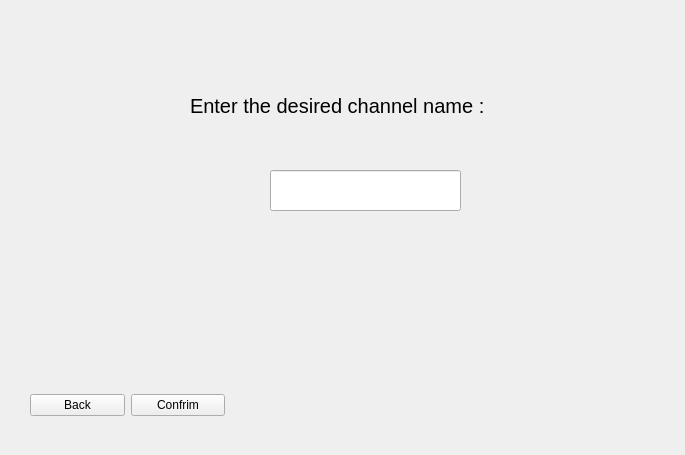
First picture: the form in untitled/sendmessagechannel.ui, repository MohamadKhavaran/M2-Massenger, before the edit.
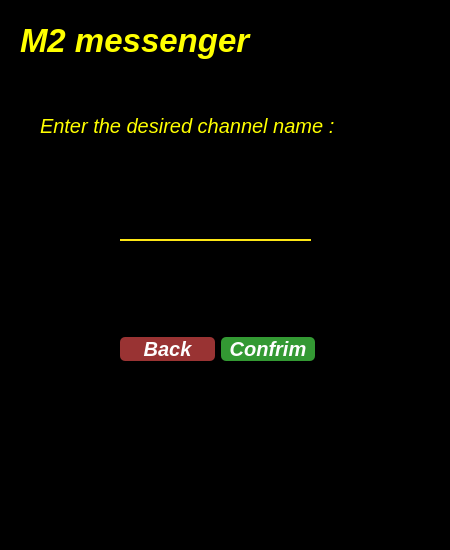
Second picture: the form after the edit.

```diff
--- a/untitled/sendmessagechannel.ui
+++ b/untitled/sendmessagechannel.ui
@@ -6,25 +6,58 @@
    <rect>
     <x>0</x>
     <y>0</y>
-    <width>685</width>
-    <height>455</height>
+    <width>450</width>
+    <height>550</height>
    </rect>
   </property>
   <property name="windowTitle">
    <string>Form</string>
   </property>
+  <property name="styleSheet">
+   <string notr="true">background-color:	rgb(0, 0, 0);
+color:white;</string>
+  </property>
   <widget class="QWidget" name="layoutWidget">
    <property name="geometry">
     <rect>
-     <x>30</x>
-     <y>390</y>
+     <x>120</x>
+     <y>330</y>
      <width>195</width>
-     <height>31</height>
+     <height>38</height>
     </rect>
    </property>
    <layout class="QHBoxLayout" name="horizontalLayout">
     <item>
      <widget class="QPushButton" name="pushButton_2">
+      <property name="font">
+       <font>
+        <pointsize>15</pointsize>
+        <italic>true</italic>
+        <bold>true</bold>
+       </font>
+      </property>
+      <property name="styleSheet">
+       <string notr="true">QPushButton#pushButton_2 {
+color: white;
+border-radius: 5px;
+Background: #933;
+color: #fefefe;
+}
+
+QPushButton#pushButton_2:hover {
+	background-color: rgb(42, 46, 52);
+border-style: solid;
+ border-width: 1px;
+	color: rgb(241, 182, 88);
+}
+
+QPushButton#pushButton_2:pressed {
+border-style: solid;
+border-width: 1px;
+	background-color: rgb(25, 69, 105);
+	color: rgb(85, 255, 255);
+}</string>
+      </property>
       <property name="text">
        <string>Back</string>
       </property>
@@ -32,6 +65,35 @@
     </item>
     <item>
      <widget class="QPushButton" name="pushButton">
+      <property name="font">
+       <font>
+        <pointsize>15</pointsize>
+        <italic>true</italic>
+        <bold>true</bold>
+       </font>
+      </property>
+      <property name="styleSheet">
+       <string notr="true">QPushButton#pushButton {
+color: white;
+border-radius: 5px;
+Background: #393;
+color: #fefefe;
+}
+
+QPushButton#pushButton:hover {
+	background-color: rgb(42, 46, 52);
+border-style: solid;
+ border-width: 1px;
+	color: rgb(241, 182, 88);
+}
+
+QPushButton#pushButton:pressed {
+border-style: solid;
+border-width: 1px;
+	background-color: rgb(25, 69, 105);
+	color: rgb(85, 255, 255);
+}</string>
+      </property>
       <property name="text">
        <string>Confrim</string>
       </property>
@@ -45,12 +107,33 @@
   <widget class="QLineEdit" name="lineEdit">
    <property name="geometry">
     <rect>
-     <x>270</x>
-     <y>170</y>
+     <x>120</x>
+     <y>200</y>
      <width>191</width>
      <height>41</height>
     </rect>
    </property>
+   <property name="styleSheet">
+    <string notr="true">
+QLineEdit#lineEdit {
+
+background-color:rgba(0, 0, 0, 0);
+border:none;
+border-bottom:2px solid rgba(254, 231, 21, 1);
+color:rgba(255, 255, 255, 255);
+padding-bottom:7px;
+
+}
+
+QLineEdit#lineEdit:hover {
+
+	background-color: rgb(42, 46, 52);
+	border-style: solid;
+	border-color: rgb(245, 179, 1);
+	color: rgb(241, 182, 88);
+
+}</string>
+   </property>
    <property name="text">
     <string/>
    </property>
@@ -58,8 +141,8 @@
   <widget class="QLabel" name="label">
    <property name="geometry">
     <rect>
-     <x>190</x>
-     <y>80</y>
+     <x>40</x>
+     <y>100</y>
      <width>361</width>
      <height>51</height>
     </rect>
@@ -67,12 +150,40 @@
    <property name="font">
     <font>
      <pointsize>15</pointsize>
+     <italic>true</italic>
+     <bold>false</bold>
     </font>
    </property>
+   <property name="styleSheet">
+    <string notr="true">color:rgb(255,255,0)	;</string>
+   </property>
    <property name="text">
     <string>Enter the desired channel name :</string>
    </property>
   </widget>
+  <widget class="QLabel" name="label_2">
+   <property name="geometry">
+    <rect>
+     <x>20</x>
+     <y>10</y>
+     <width>291</width>
+     <height>61</height>
+    </rect>
+   </property>
+   <property name="font">
+    <font>
+     <pointsize>25</pointsize>
+     <italic>true</italic>
+     <bold>true</bold>
+    </font>
+   </property>
+   <property name="styleSheet">
+    <string notr="true">color:rgb(255,255,0)	;</string>
+   </property>
+   <property name="text">
+    <string>M2 messenger</string>
+   </property>
+  </widget>
  </widget>
  <resources/>
  <connections/>
```
